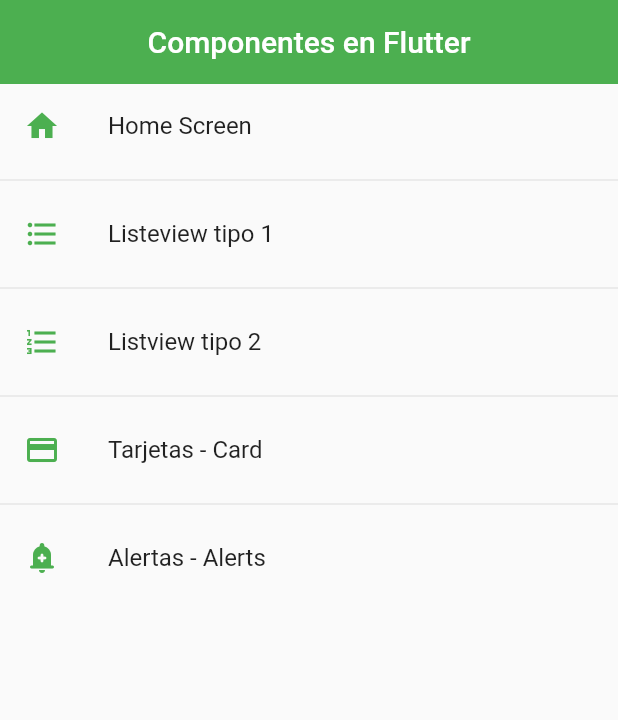
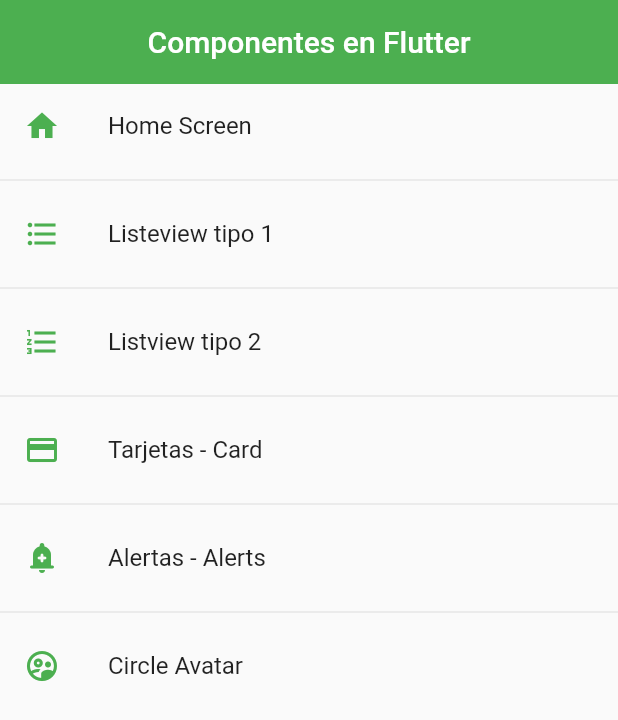
Before and after one commit to pomarmcdrac/components_flutter, a Flutter app: the screen it shows after launch, on a phone screen of 412 x 824 dp. Shown: the top 720 px of the screen. Run offline on Flutter 3.47's test engine with Material 2 defaults, Android fonts, the phone set to English and light mode, and no system bars.

Commit message:
modificaciones al dia 020522

```diff
--- a/lib/router/app_routes.dart
+++ b/lib/router/app_routes.dart
@@ -13,7 +13,8 @@ class AppRoutes {
     MenuOption(route: 'listviwe1', name: 'Listeview tipo 1', screen: const Listview1Screen(), icon: Icons.format_list_bulleted_sharp),
     MenuOption(route: 'listview2', name: 'Listview tipo 2', screen: const Listview2Screen(), icon: Icons.format_list_numbered),
     MenuOption(route: 'card', name: 'Tarjetas - Card', screen: const CardScreen(), icon: Icons.credit_card),
-    MenuOption(route: 'alert', name: 'Alertas - Alerts', screen: const AlertScreen(), icon: Icons.add_alert_rounded)
+    MenuOption(route: 'alert', name: 'Alertas - Alerts', screen: const AlertScreen(), icon: Icons.add_alert_rounded),
+    MenuOption(route: 'avatar', name: 'Circle Avatar', screen: const AvatarScreen(), icon: Icons.supervised_user_circle_outlined),
   ];
 
   static Map<String, Widget Function(BuildContext)> getAppRoutes() {
--- a/lib/screens/screens.dart
+++ b/lib/screens/screens.dart
@@ -1,4 +1,5 @@
 export 'package:fl_components/screens/alert_screen.dart';
+export 'package:fl_components/screens/avatar_screen.dart';
 export 'package:fl_components/screens/card_screen.dart';
 export 'package:fl_components/screens/home_screen.dart';
 export 'package:fl_components/screens/listview1_screen.dart';
```
Also changed, not shown: lib/screens/avatar_screen.dart (added, +15 -0 lines).
